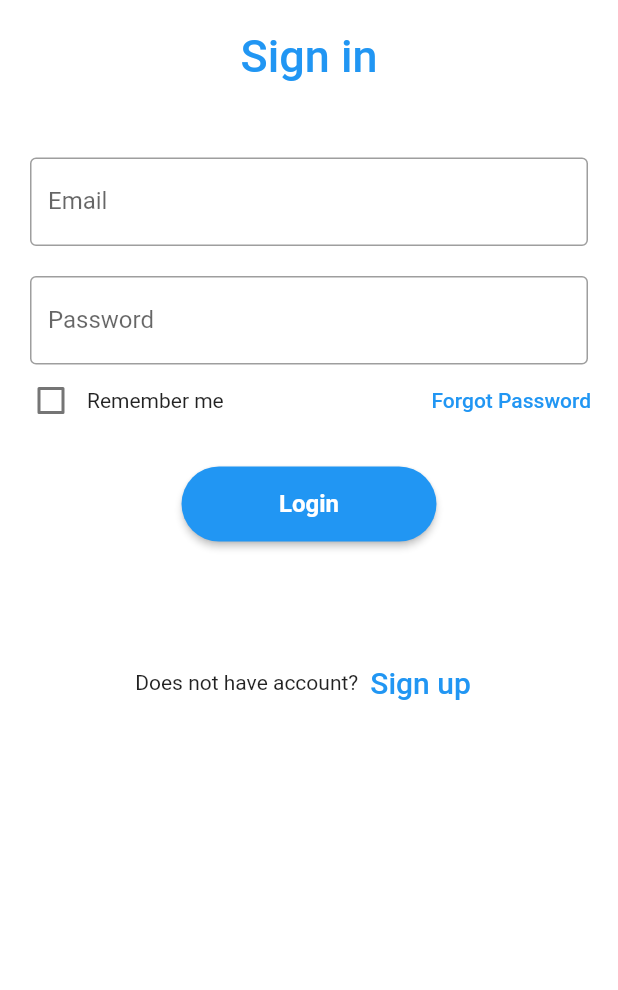
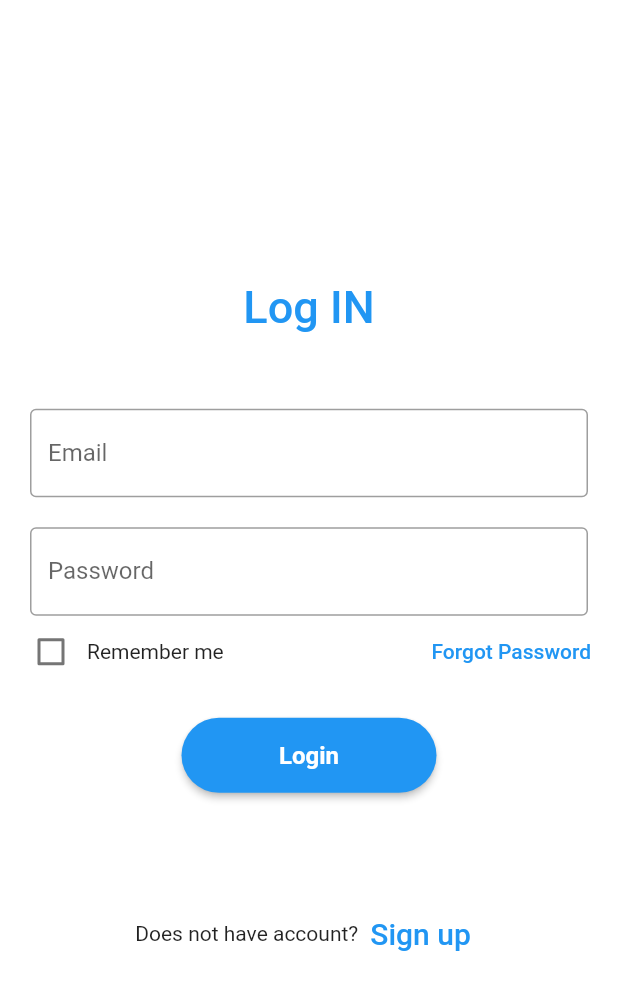
Before and after one commit to krupalipatoliya/Shared-Preference-Log-in-, a Flutter app: the screen it shows after launch, on a phone screen of 412 x 824 dp. Shown: the top 990 px of the screen. Run offline on Flutter 3.47's test engine with Material 2 defaults, Android fonts, the phone set to English and light mode, and no system bars; our stand-ins replace shared_preferences.

Commit message:
first Update

```diff
--- a/lib/LoginPage.dart
+++ b/lib/LoginPage.dart
@@ -3,6 +3,7 @@ import 'dart:developer';
 
 import 'package:flutter/cupertino.dart';
 import 'package:flutter/material.dart';
+import 'package:registration_ui/utils/appRoutes.dart';
 import 'package:shared_preferences/shared_preferences.dart';
 
 class LoginPage extends StatefulWidget {
@@ -24,17 +25,17 @@ class _LoginPageState extends State<LoginPage> {
   Widget build(BuildContext context) {
     return Scaffold(
       backgroundColor: Colors.white,
-      body: Padding(
+      body: Center(
+        child: Padding(
           padding: const EdgeInsets.all(10),
           child: SingleChildScrollView(
             child: Column(
-            mainAxisAlignment: MainAxisAlignment.center,
               children: [
                 Container(
                   alignment: Alignment.center,
                   padding: const EdgeInsets.all(10),
                   child: const Text(
-                  'Sign in',
+                    'Log IN',
                     style: TextStyle(
                       color: Colors.blue,
                       fontWeight: FontWeight.w500,
@@ -124,21 +125,24 @@ class _LoginPageState extends State<LoginPage> {
                     ),
                     child: const Text(
                       'Login',
-                    style: TextStyle(fontWeight: FontWeight.bold, fontSize: 16),
+                      style:
+                      TextStyle(fontWeight: FontWeight.bold, fontSize: 16),
                     ),
                     onPressed: () async {
                       SharedPreferences prefs =
                       await SharedPreferences.getInstance();
 
-                    String? data = prefs.getString("signUp");
+                      String? data = prefs.getString("Login");
 
-                    log("${data}", name: "Data");
 
                       // String? email = prefs.getString("email");
                       // String? password = prefs.getString("password");
 
                       print(emailController.text);
                       print(passwordController.text);
+
+                      Navigator.of(context).pushNamedAndRemoveUntil(
+                          AppRoutes().homePage, (route) => false);
                     },
                   ),
                 ),
@@ -162,6 +166,7 @@ class _LoginPageState extends State<LoginPage> {
             ),
           ),
         ),
+      ),
     );
   }
 }
```
Lines whose indentation alone changed are shown as unchanged.
